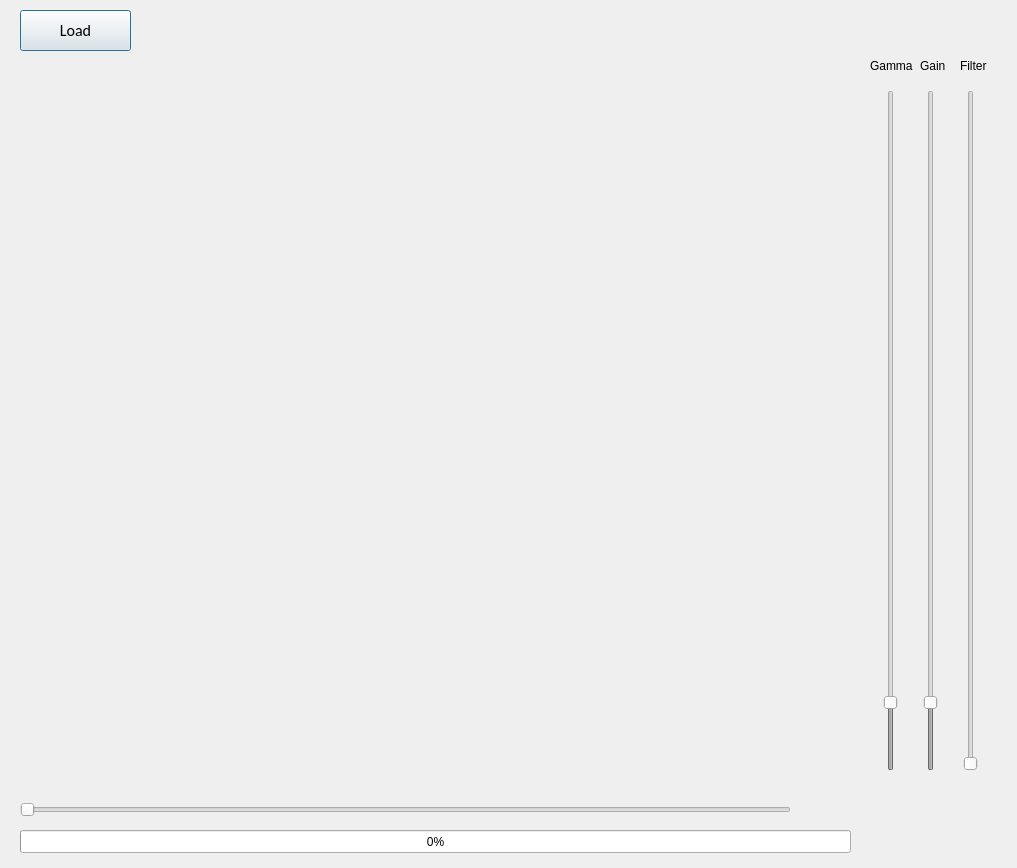
Above: dicom_ui_design.ui from andre23arruda/dicom3d-viewer-python before the change. Below: the same form after it.
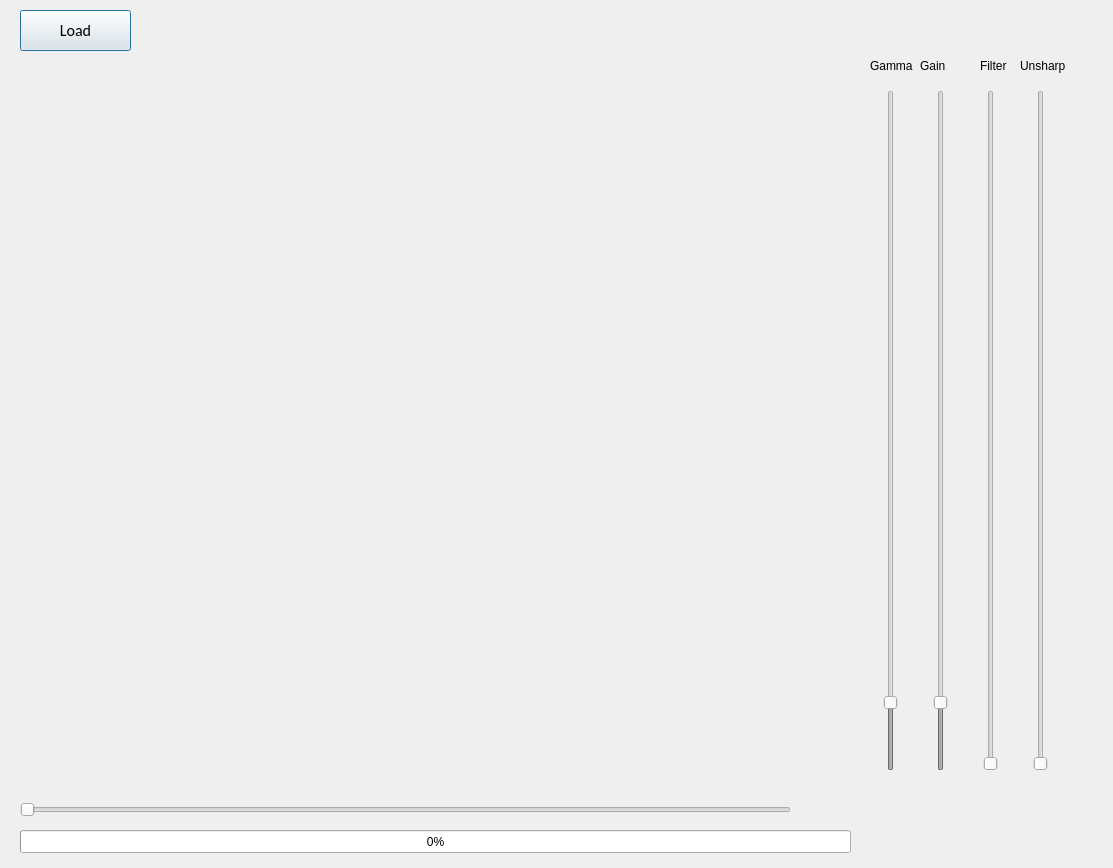
That is the form after the change.

Commit message: Add unsharp slider

```diff
--- a/dicom_ui_design.ui
+++ b/dicom_ui_design.ui
@@ -6,10 +6,16 @@
    <rect>
     <x>0</x>
     <y>0</y>
-    <width>1017</width>
+    <width>1113</width>
     <height>868</height>
    </rect>
   </property>
+  <property name="sizePolicy">
+   <sizepolicy hsizetype="Fixed" vsizetype="Fixed">
+    <horstretch>0</horstretch>
+    <verstretch>0</verstretch>
+   </sizepolicy>
+  </property>
   <property name="acceptDrops">
    <bool>false</bool>
   </property>
@@ -105,8 +111,8 @@
   <widget class="QLabel" name="warning_label">
    <property name="geometry">
     <rect>
-     <x>860</x>
-     <y>760</y>
+     <x>900</x>
+     <y>810</y>
      <width>161</width>
      <height>41</height>
     </rect>
@@ -175,7 +181,7 @@
    </property>
    <property name="geometry">
     <rect>
-     <x>920</x>
+     <x>930</x>
      <y>90</y>
      <width>22</width>
      <height>681</height>
@@ -213,7 +219,7 @@
    </property>
    <property name="geometry">
     <rect>
-     <x>960</x>
+     <x>980</x>
      <y>90</y>
      <width>22</width>
      <height>681</height>
@@ -238,7 +244,7 @@
   <widget class="QLabel" name="filter_label">
    <property name="geometry">
     <rect>
-     <x>960</x>
+     <x>980</x>
      <y>50</y>
      <width>31</width>
      <height>31</height>
@@ -248,6 +254,50 @@
     <string>Filter</string>
    </property>
   </widget>
+  <widget class="QSlider" name="unsharpen_slider">
+   <property name="enabled">
+    <bool>false</bool>
+   </property>
+   <property name="geometry">
+    <rect>
+     <x>1030</x>
+     <y>90</y>
+     <width>22</width>
+     <height>681</height>
+    </rect>
+   </property>
+   <property name="minimum">
+    <number>0</number>
+   </property>
+   <property name="maximum">
+    <number>20</number>
+   </property>
+   <property name="pageStep">
+    <number>4</number>
+   </property>
+   <property name="value">
+    <number>0</number>
+   </property>
+   <property name="sliderPosition">
+    <number>0</number>
+   </property>
+   <property name="orientation">
+    <enum>Qt::Vertical</enum>
+   </property>
+  </widget>
+  <widget class="QLabel" name="unsharp_label">
+   <property name="geometry">
+    <rect>
+     <x>1020</x>
+     <y>50</y>
+     <width>51</width>
+     <height>31</height>
+    </rect>
+   </property>
+   <property name="text">
+    <string>Unsharp</string>
+   </property>
+  </widget>
  </widget>
  <resources/>
  <connections/>
```
Left out of the diff: 3 changed lines with no effect on the pictures. The commit also changes 2 other files.
